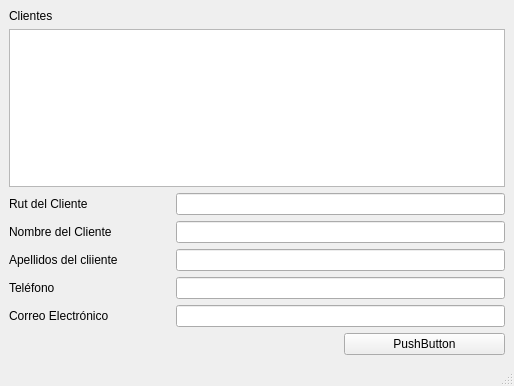
Before: the Qt Designer form admin_clientes.ui in GrupoTallerCostruccion/Repositorio1, drawn with Qt 5.
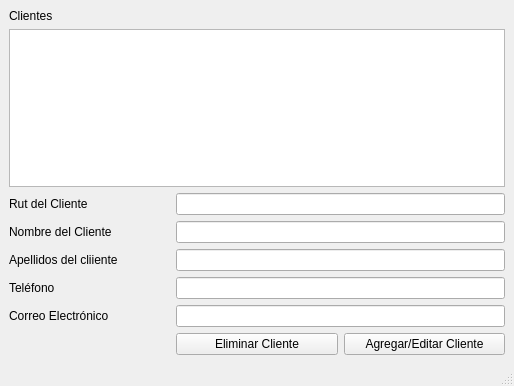
After: the same form once the commit is applied.

Commit message: edicion botones en clientes

```diff
--- a/admin_clientes.ui
+++ b/admin_clientes.ui
@@ -42,7 +42,7 @@
     <item row="7" column="2">
      <widget class="QPushButton" name="pushButton">
       <property name="text">
-       <string>PushButton</string>
+       <string>Agregar/Editar Cliente</string>
       </property>
      </widget>
     </item>
@@ -82,6 +82,13 @@
     <item row="2" column="1" colspan="2">
      <widget class="QLineEdit" name="lineEdit"/>
     </item>
+    <item row="7" column="1">
+     <widget class="QPushButton" name="pushButton_2">
+      <property name="text">
+       <string>Eliminar Cliente</string>
+      </property>
+     </widget>
+    </item>
    </layout>
   </widget>
   <widget class="QMenuBar" name="menubar">
```
Left out of the diff: 2 changed lines with no effect on the pictures.
